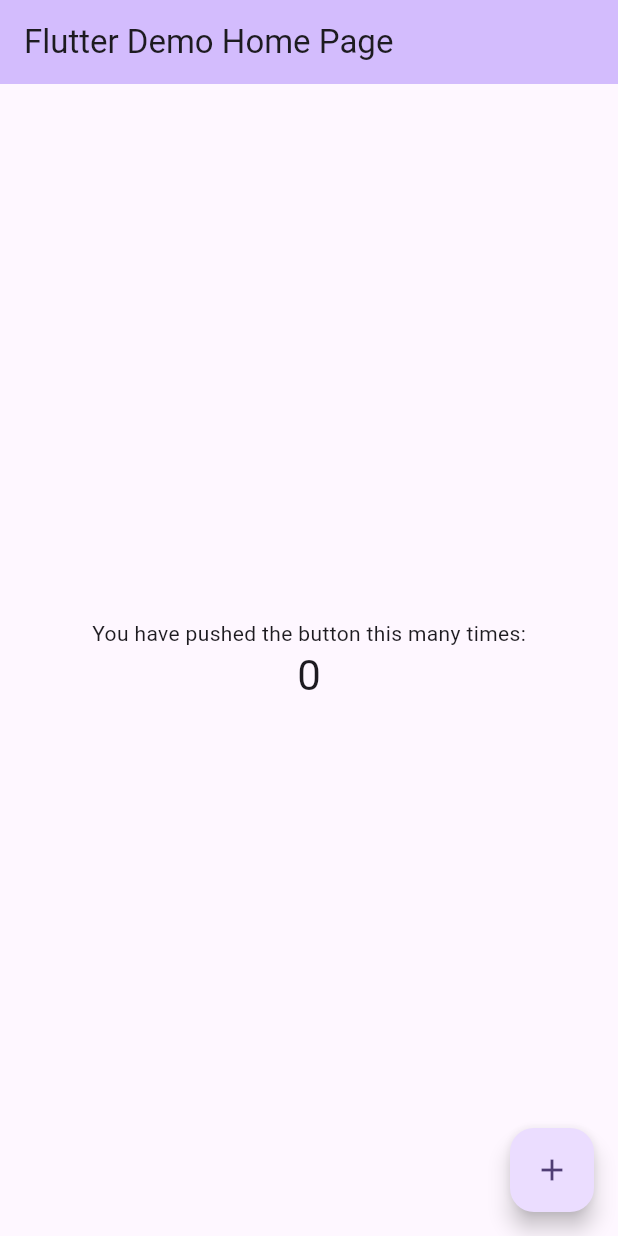
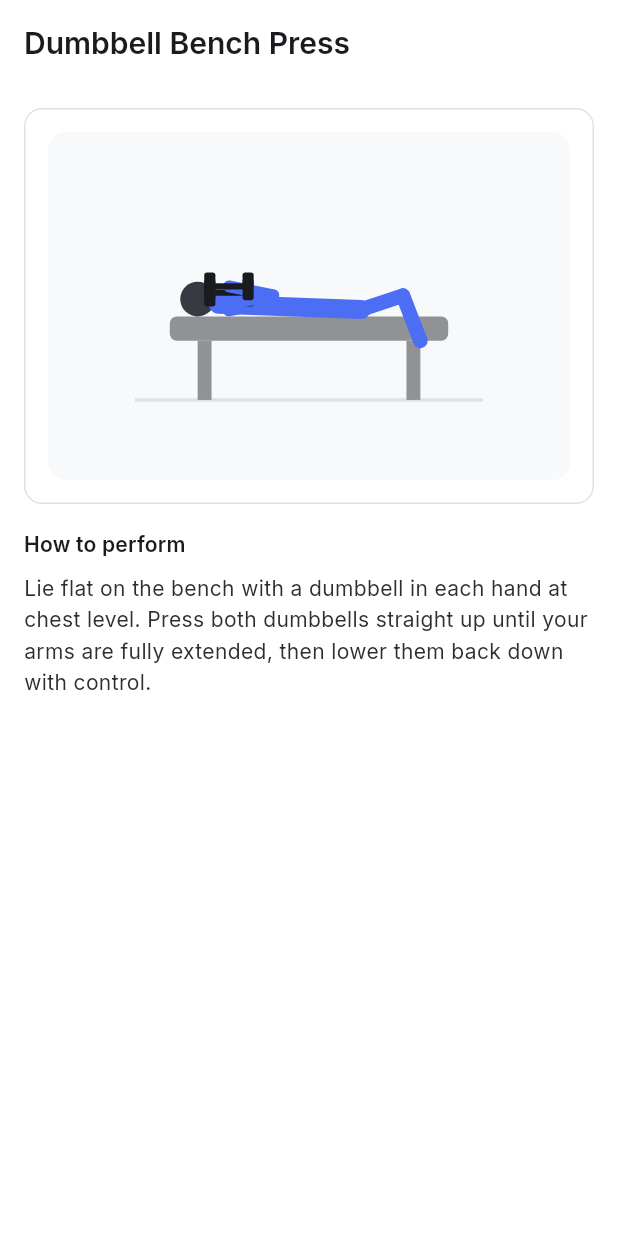
Before and after one commit to junhs92/FitLog, a Flutter app: the screen it shows after launch, on a phone screen of 412 x 824 dp. Run offline on Flutter 3.47's test engine with Material 3 defaults, Android fonts, the phone set to English and light mode, and no system bars; our stand-ins replace google_fonts.

Commit message:
Add animated dumbbell bench press virtual man
Renders a looping stick-figure bench press animation using a CustomPainter
driven by an AnimationController. The widget is dispatched by ExerciseType
so additional machine exercises can be added later.

Arm motion uses 2-link IK so the wrist travels straight up from the
shoulder and the elbow flares out naturally at the bottom of the press.

- lib/features/exercises/models/exercise_type.dart: ExerciseType enum
- lib/features/exercises/widgets/dumbbell_bench_press_painter.dart: painter
- lib/features/exercises/widgets/exercise_animation.dart: animated widget
- lib/features/exercises/screens/exercise_demo_screen.dart: demo screen
- lib/main.dart: launch into ExerciseDemoScreen with AppTheme.lightTheme
- test/widget_test.dart: replace counter test with animation smoke tests

```diff
--- /dev/null
+++ b/lib/features/exercises/models/exercise_type.dart
@@ -0,0 +1,3 @@
+enum ExerciseType {
+  dumbbellBenchPress,
+}
--- /dev/null
+++ b/lib/features/exercises/screens/exercise_demo_screen.dart
@@ -0,0 +1,54 @@
+import 'package:flutter/material.dart';
+
+import '../../../core/theme/colors.dart';
+import '../../../core/theme/spacing.dart';
+import '../models/exercise_type.dart';
+import '../widgets/exercise_animation.dart';
+
+class ExerciseDemoScreen extends StatelessWidget {
+  const ExerciseDemoScreen({super.key});
+
+  @override
+  Widget build(BuildContext context) {
+    final textTheme = Theme.of(context).textTheme;
+
+    return Scaffold(
+      appBar: AppBar(title: const Text('Dumbbell Bench Press')),
+      body: Padding(
+        padding: const EdgeInsets.all(AppSpacing.screenPadding),
+        child: Column(
+          crossAxisAlignment: CrossAxisAlignment.start,
+          children: [
+            Card(
+              child: Padding(
+                padding: const EdgeInsets.all(AppSpacing.lg),
+                child: AspectRatio(
+                  aspectRatio: 1.5,
+                  child: Container(
+                    decoration: BoxDecoration(
+                      color: AppColors.surfaceElevated,
+                      borderRadius:
+                          BorderRadius.circular(AppSpacing.radiusLg),
+                    ),
+                    child: const ExerciseAnimationWidget(
+                      exerciseType: ExerciseType.dumbbellBenchPress,
+                    ),
+                  ),
+                ),
+              ),
+            ),
+            const SizedBox(height: AppSpacing.lg),
+            Text('How to perform', style: textTheme.titleMedium),
+            const SizedBox(height: AppSpacing.sm),
+            Text(
+              'Lie flat on the bench with a dumbbell in each hand at chest '
+              'level. Press both dumbbells straight up until your arms are '
+              'fully extended, then lower them back down with control.',
+              style: textTheme.bodyMedium,
+            ),
+          ],
+        ),
+      ),
+    );
+  }
+}
--- /dev/null
+++ b/lib/features/exercises/widgets/exercise_animation.dart
@@ -0,0 +1,68 @@
+import 'package:flutter/material.dart';
+
+import '../models/exercise_type.dart';
+import 'dumbbell_bench_press_painter.dart';
+
+class ExerciseAnimationWidget extends StatefulWidget {
+  const ExerciseAnimationWidget({
+    super.key,
+    required this.exerciseType,
+    this.cycle = const Duration(seconds: 2),
+  });
+
+  final ExerciseType exerciseType;
+  final Duration cycle;
+
+  @override
+  State<ExerciseAnimationWidget> createState() =>
+      _ExerciseAnimationWidgetState();
+}
+
+class _ExerciseAnimationWidgetState extends State<ExerciseAnimationWidget>
+    with SingleTickerProviderStateMixin {
+  late final AnimationController _controller;
+
+  @override
+  void initState() {
+    super.initState();
+    _controller = AnimationController(vsync: this, duration: widget.cycle)
+      ..repeat();
+  }
+
+  @override
+  void didUpdateWidget(covariant ExerciseAnimationWidget oldWidget) {
+    super.didUpdateWidget(oldWidget);
+    if (oldWidget.cycle != widget.cycle) {
+      _controller.duration = widget.cycle;
+      _controller
+        ..stop()
+        ..repeat();
+    }
+  }
+
+  @override
+  void dispose() {
+    _controller.dispose();
+    super.dispose();
+  }
+
+  CustomPainter _painterFor(ExerciseType type, double progress) {
+    switch (type) {
+      case ExerciseType.dumbbellBenchPress:
+        return DumbbellBenchPressPainter(progress: progress);
+    }
+  }
+
+  @override
+  Widget build(BuildContext context) {
+    return AnimatedBuilder(
+      animation: _controller,
+      builder: (context, _) {
+        return CustomPaint(
+          painter: _painterFor(widget.exerciseType, _controller.value),
+          size: Size.infinite,
+        );
+      },
+    );
+  }
+}
--- a/lib/main.dart
+++ b/lib/main.dart
@@ -1,122 +1,21 @@
 import 'package:flutter/material.dart';
 
+import 'core/theme/app_theme.dart';
+import 'features/exercises/screens/exercise_demo_screen.dart';
+
 void main() {
-  runApp(const MyApp());
+  runApp(const FitLogApp());
 }
 
-class MyApp extends StatelessWidget {
-  const MyApp({super.key});
+class FitLogApp extends StatelessWidget {
+  const FitLogApp({super.key});
 
-  // This widget is the root of your application.
   @override
   Widget build(BuildContext context) {
     return MaterialApp(
-      title: 'Flutter Demo',
-      theme: ThemeData(
-        // This is the theme of your application.
-        //
-        // TRY THIS: Try running your application with "flutter run". You'll see
-        // the application has a purple toolbar. Then, without quitting the app,
-        // try changing the seedColor in the colorScheme below to Colors.green
-        // and then invoke "hot reload" (save your changes or press the "hot
-        // reload" button in a Flutter-supported IDE, or press "r" if you used
-        // the command line to start the app).
-        //
-        // Notice that the counter didn't reset back to zero; the application
-        // state is not lost during the reload. To reset the state, use hot
-        // restart instead.
-        //
-        // This works for code too, not just values: Most code changes can be
-        // tested with just a hot reload.
-        colorScheme: ColorScheme.fromSeed(seedColor: Colors.deepPurple),
-      ),
-      home: const MyHomePage(title: 'Flutter Demo Home Page'),
+      title: 'FitLog Pro',
+      theme: AppTheme.lightTheme,
+      home: const ExerciseDemoScreen(),
     );
   }
 }
-
-class MyHomePage extends StatefulWidget {
-  const MyHomePage({super.key, required this.title});
-
-  // This widget is the home page of your application. It is stateful, meaning
-  // that it has a State object (defined below) that contains fields that affect
-  // how it looks.
-
-  // This class is the configuration for the state. It holds the values (in this
-  // case the title) provided by the parent (in this case the App widget) and
-  // used by the build method of the State. Fields in a Widget subclass are
-  // always marked "final".
-
-  final String title;
-
-  @override
-  State<MyHomePage> createState() => _MyHomePageState();
-}
-
-class _MyHomePageState extends State<MyHomePage> {
-  int _counter = 0;
-
-  void _incrementCounter() {
-    setState(() {
-      // This call to setState tells the Flutter framework that something has
-      // changed in this State, which causes it to rerun the build method below
-      // so that the display can reflect the updated values. If we changed
-      // _counter without calling setState(), then the build method would not be
-      // called again, and so nothing would appear to happen.
-      _counter++;
-    });
-  }
-
-  @override
-  Widget build(BuildContext context) {
-    // This method is rerun every time setState is called, for instance as done
-    // by the _incrementCounter method above.
-    //
-    // The Flutter framework has been optimized to make rerunning build methods
-    // fast, so that you can just rebuild anything that needs updating rather
-    // than having to individually change instances of widgets.
-    return Scaffold(
-      appBar: AppBar(
-        // TRY THIS: Try changing the color here to a specific color (to
-        // Colors.amber, perhaps?) and trigger a hot reload to see the AppBar
-        // change color while the other colors stay the same.
-        backgroundColor: Theme.of(context).colorScheme.inversePrimary,
-        // Here we take the value from the MyHomePage object that was created by
-        // the App.build method, and use it to set our appbar title.
-        title: Text(widget.title),
-      ),
-      body: Center(
-        // Center is a layout widget. It takes a single child and positions it
-        // in the middle of the parent.
-        child: Column(
-          // Column is also a layout widget. It takes a list of children and
-          // arranges them vertically. By default, it sizes itself to fit its
-          // children horizontally, and tries to be as tall as its parent.
-          //
-          // Column has various properties to control how it sizes itself and
-          // how it positions its children. Here we use mainAxisAlignment to
-          // center the children vertically; the main axis here is the vertical
-          // axis because Columns are vertical (the cross axis would be
-          // horizontal).
-          //
-          // TRY THIS: Invoke "debug painting" (choose the "Toggle Debug Paint"
-          // action in the IDE, or press "p" in the console), to see the
-          // wireframe for each widget.
-          mainAxisAlignment: MainAxisAlignment.center,
-          children: <Widget>[
-            const Text('You have pushed the button this many times:'),
-            Text(
-              '$_counter',
-              style: Theme.of(context).textTheme.headlineMedium,
-            ),
-          ],
-        ),
-      ),
-      floatingActionButton: FloatingActionButton(
-        onPressed: _incrementCounter,
-        tooltip: 'Increment',
-        child: const Icon(Icons.add),
-      ), // This trailing comma makes auto-formatting nicer for build methods.
-    );
-  }
-}
```
Also changed, not shown: lib/features/exercises/widgets/dumbbell_bench_press_painter.dart (added, +159 -0 lines), 1 other file.
